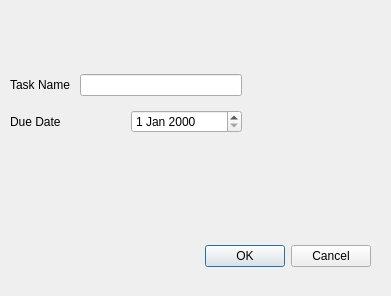
Old version of the form addtask.ui in the repository Ammar-32/Qt-Workshop-Project.
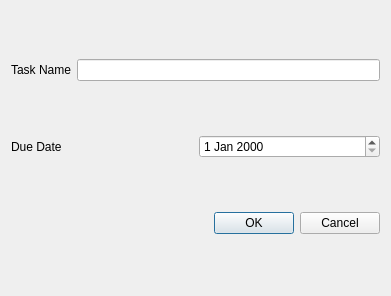
New version of the form.

The edit to the form file:
```diff
--- a/addtask.ui
+++ b/addtask.ui
@@ -19,38 +19,7 @@
   <property name="windowTitle">
    <string>Add Task</string>
   </property>
-  <widget class="QDialogButtonBox" name="buttonBox">
-   <property name="enabled">
-    <bool>true</bool>
-   </property>
-   <property name="geometry">
-    <rect>
-     <x>30</x>
-     <y>240</y>
-     <width>341</width>
-     <height>32</height>
-    </rect>
-   </property>
-   <property name="orientation">
-    <enum>Qt::Orientation::Horizontal</enum>
-   </property>
-   <property name="standardButtons">
-    <set>QDialogButtonBox::StandardButton::Cancel|QDialogButtonBox::StandardButton::Ok</set>
-   </property>
-  </widget>
-  <widget class="QWidget" name="layoutWidget">
-   <property name="geometry">
-    <rect>
-     <x>10</x>
-     <y>70</y>
-     <width>232</width>
-     <height>68</height>
-    </rect>
-   </property>
    <layout class="QVBoxLayout" name="verticalLayout">
-    <property name="spacing">
-     <number>10</number>
-    </property>
     <item>
      <layout class="QHBoxLayout" name="horizontalLayout">
       <item>
@@ -79,8 +48,20 @@
       </item>
      </layout>
     </item>
-   </layout>
-  </widget>
+   <item>
+    <widget class="QDialogButtonBox" name="buttonBox">
+     <property name="enabled">
+      <bool>true</bool>
+     </property>
+     <property name="orientation">
+      <enum>Qt::Orientation::Horizontal</enum>
+     </property>
+     <property name="standardButtons">
+      <set>QDialogButtonBox::StandardButton::Cancel|QDialogButtonBox::StandardButton::Ok</set>
+     </property>
+    </widget>
+   </item>
+  </layout>
  </widget>
  <resources/>
  <connections>
```
Lines whose indentation alone changed are shown as unchanged.
